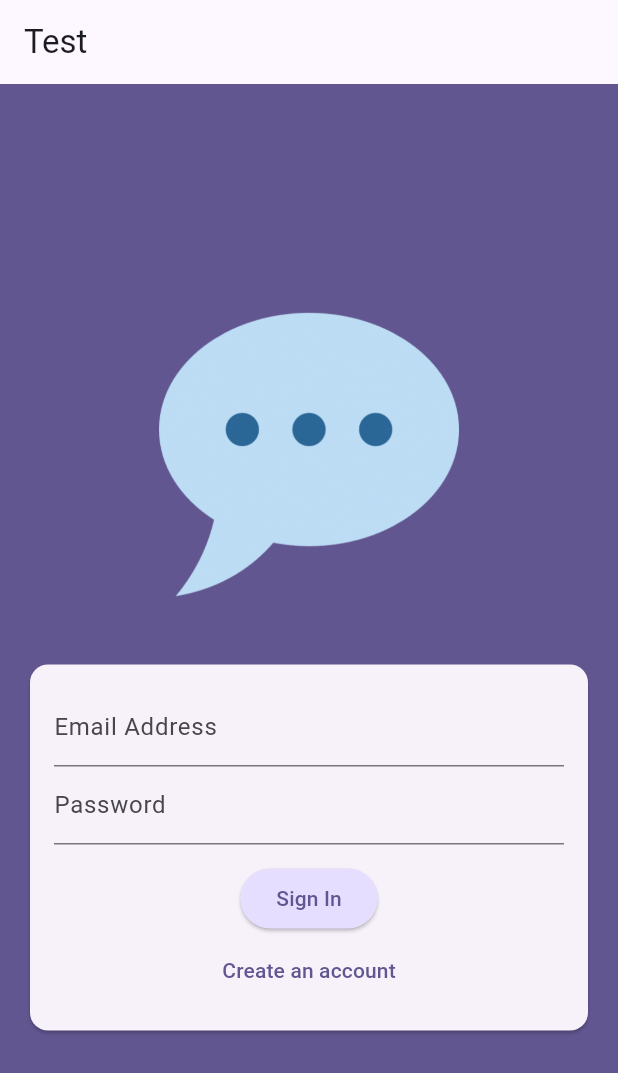
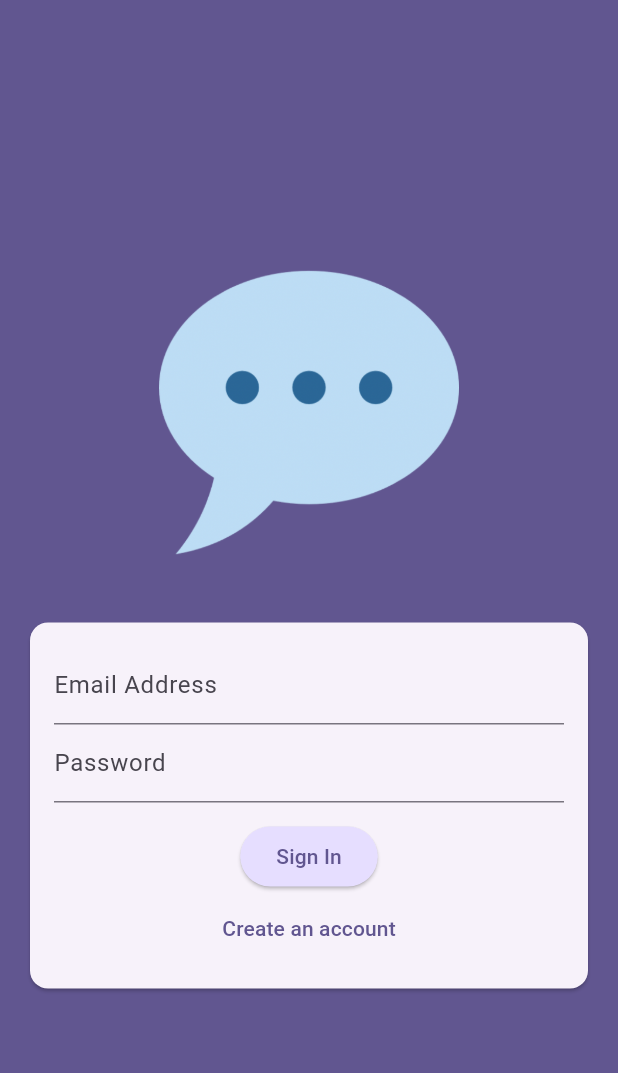
Before and after one commit to felpfsf/flutter_chat, a Flutter app: the screen it shows after launch, on a phone screen of 412 x 824 dp. Shown: the top 1073 px of the screen. Run offline on Flutter 3.47's test engine with Material 3 defaults, Android fonts, the phone set to English and light mode, and no system bars; our stand-ins replace firebase_auth, firebase_core; accounts and stored records are empty.

Commit message:
♻️ removed appBar

```diff
--- a/lib/screens/auth_screen.dart
+++ b/lib/screens/auth_screen.dart
@@ -59,9 +59,6 @@ class _AuthScreenState extends State<AuthScreen> {
   @override
   Widget build(BuildContext context) {
     return Scaffold(
-      appBar: AppBar(
-        title: const Text('Test'),
-      ),
       body: Center(
         child: SingleChildScrollView(
           child: Column(
```
